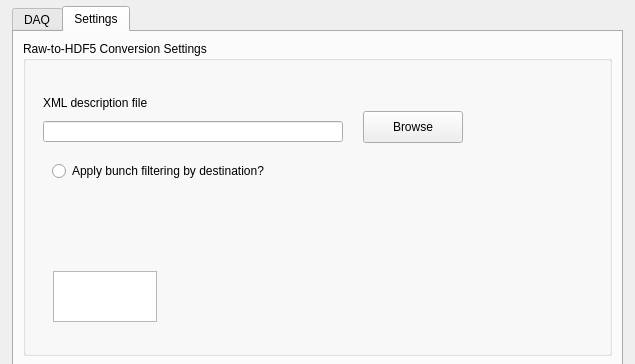
First picture: the form in gui/UIDAQ.ui, repository cgre23/XFEL-DAQ, before the edit.
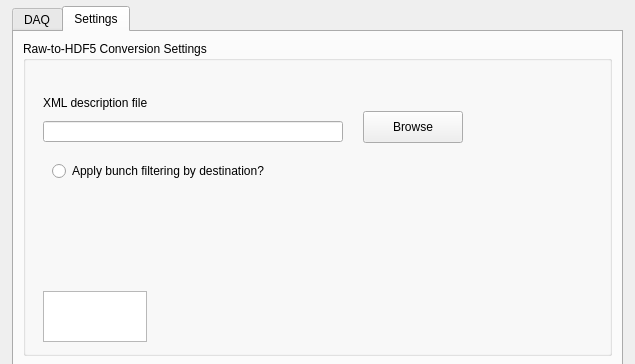
Second picture: the form after the edit. The open tabs and pages were chosen to show the change.

Diff of the .ui file:
```diff
--- a/gui/UIDAQ.ui
+++ b/gui/UIDAQ.ui
@@ -167,10 +167,13 @@
         </property>
        </widget>
        <widget class="QTextEdit" name="lastlog">
+        <property name="enabled">
+         <bool>true</bool>
+        </property>
         <property name="geometry">
          <rect>
-          <x>30</x>
-          <y>230</y>
+          <x>20</x>
+          <y>250</y>
           <width>104</width>
           <height>51</height>
          </rect>
```
Left out of the diff: 7 changed lines with no effect on the pictures.
